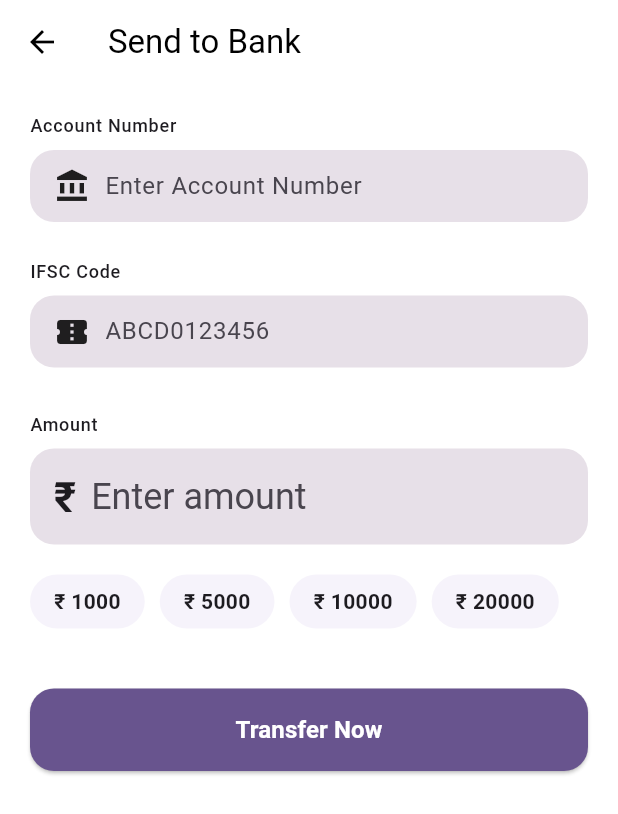
After one commit to raviiikr2/payzz-flutter-app, a Flutter app: the screen it shows once a user with an empty profile is signed in, after a tap on the "account balance" icon, on a phone screen of 412 x 824 dp. The commit adds this screen. Shown: the top 814 px of the screen. Run offline on Flutter 3.47's test engine with Material 3 defaults, Android fonts, the phone set to English and light mode, and no system bars; our stand-ins replace cloud_firestore, firebase_auth, firebase_core; missing offline and left inert: mobile_scanner, razorpay_flutter; accounts and stored records are empty; generated files the repository leaves out were written again.

Commit message:
Completed the work of PAYMENT section

```diff
--- a/lib/app_router.dart
+++ b/lib/app_router.dart
@@ -21,7 +21,7 @@ class AppRouter {
     );
   }
 
-  /// Slide From Bottom
+  // Slide From Bottom
   static Route slideUp(Widget page) {
     return PageRouteBuilder(
       transitionDuration: const Duration(milliseconds: 350),
@@ -41,7 +41,7 @@ class AppRouter {
     );
   }
 
-  /// Fade
+  // Fade
   static Route fade(Widget page) {
     return PageRouteBuilder(
       transitionDuration: const Duration(milliseconds: 300),
@@ -55,7 +55,7 @@ class AppRouter {
     );
   }
 
-  /// Scale
+  // Scale
   static Route scale(Widget page) {
     return PageRouteBuilder(
       transitionDuration: const Duration(milliseconds: 350),
--- a/lib/auth_wrapper.dart
+++ b/lib/auth_wrapper.dart
@@ -1,7 +1,7 @@
 import 'package:flutter/material.dart';
 import 'package:firebase_auth/firebase_auth.dart';
 import 'package:payzz/screens/home_screen.dart';
-import 'screens/login_screen.dart';
+import 'authentication/login_screen.dart';
 
 
 class AuthWrapper extends StatelessWidget {
--- a/lib/screens/login_screen.dart
+++ b/lib/authentication/login_screen.dart
@@ -1,7 +1,7 @@
 import 'package:flutter/material.dart';
 import 'package:firebase_auth/firebase_auth.dart';
 import 'signup_screen.dart';
-import 'home_screen.dart';
+import '../screens/home_screen.dart';
 
 class LoginScreen extends StatefulWidget {
   const LoginScreen({super.key});
@@ -49,7 +49,7 @@ class _LoginScreenState extends State<LoginScreen> {
     return Scaffold(
       backgroundColor: theme.scaffoldBackgroundColor,
       body: AnimatedContainer(
-        duration: const Duration(milliseconds: 300), // smooth transition
+        duration: const Duration(milliseconds: 300),
         padding: const EdgeInsets.all(24),
         child: Column(
           mainAxisAlignment: MainAxisAlignment.center,
--- a/lib/screens/signup_screen.dart
+++ b/lib/authentication/signup_screen.dart
@@ -1,7 +1,7 @@
 import 'package:flutter/material.dart';
 import 'package:firebase_auth/firebase_auth.dart';
 import 'package:cloud_firestore/cloud_firestore.dart';
-import 'home_screen.dart';
+import '../screens/home_screen.dart';
 
 class SignupScreen extends StatefulWidget {
   const SignupScreen({super.key});
--- a/lib/bill_payment/mobile_recharge_screen.dart
+++ b/lib/bill_payment/mobile_recharge_screen.dart
@@ -70,7 +70,7 @@ class _MobileRechargeScreenState extends State<MobileRechargeScreen> {
             const SizedBox(height: 8),
 
             DropdownButtonFormField<String>(
-              value: selectedOperator,
+              initialValue: selectedOperator,
               dropdownColor: Colors.grey[900],
               style: const TextStyle(color: Colors.white),
               decoration: InputDecoration(
--- a/lib/main.dart
+++ b/lib/main.dart
@@ -20,10 +20,9 @@ class PayzzApp extends StatelessWidget {
     return MaterialApp(
       debugShowCheckedModeBanner: false,
 
-      /// 👇 Important Line
       themeMode: ThemeMode.system,
 
-      /// 🌞 Light Theme
+
       theme: ThemeData(
         brightness: Brightness.light,
         scaffoldBackgroundColor: Colors.white,
--- /dev/null
+++ b/lib/payment/send_to_bank_screen.dart
@@ -0,0 +1,228 @@
+import 'package:flutter/material.dart';
+import 'package:payzz/bill_payment/bill_status_screen.dart';
+
+class SendToBankScreen extends StatefulWidget {
+  const SendToBankScreen({super.key});
+
+  @override
+  State<SendToBankScreen> createState() => _SendToBankScreenState();
+}
+
+class _SendToBankScreenState extends State<SendToBankScreen> {
+  final accountController = TextEditingController();
+  final ifscController = TextEditingController();
+  final amountController = TextEditingController();
+
+  bool isValidIfsc(String ifsc) {
+    final regex = RegExp(r'^[A-Z]{4}0[A-Z0-9]{6}$');
+    return regex.hasMatch(ifsc);
+  }
+
+  Future<void> processTransfer() async {
+    final account = accountController.text.trim();
+    final ifsc = ifscController.text.trim().toUpperCase();
+    final amount = double.tryParse(amountController.text.trim());
+
+    if (account.length < 8) {
+      ScaffoldMessenger.of(context).showSnackBar(
+        const SnackBar(content: Text("Invalid Account Number")),
+      );
+      return;
+    }
+
+    if (!isValidIfsc(ifsc)) {
+      ScaffoldMessenger.of(context).showSnackBar(
+        const SnackBar(content: Text("Invalid IFSC Code")),
+      );
+      return;
+    }
+
+    if (amount == null || amount <= 0) {
+      ScaffoldMessenger.of(context).showSnackBar(
+        const SnackBar(content: Text("Enter valid amount")),
+      );
+      return;
+    }
+
+    Navigator.pushReplacement(
+      context,
+      MaterialPageRoute(
+        builder: (_) => BillStatusScreen(
+          amount: amount,
+          type: "Bank Transfer",
+        ),
+      ),
+    );
+  }
+
+  @override
+  Widget build(BuildContext context) {
+    final theme = Theme.of(context);
+
+    return Scaffold(
+      appBar: AppBar(title: const Text("Send to Bank")),
+      body: SingleChildScrollView(
+        padding: const EdgeInsets.all(20),
+        child: Column(
+          crossAxisAlignment: CrossAxisAlignment.start,
+          children: [
+
+            /// 🔹 Account Number
+            Text("Account Number", style: theme.textTheme.labelMedium),
+            const SizedBox(height: 8),
+
+            Container(
+              padding: const EdgeInsets.symmetric(horizontal: 16),
+              decoration: BoxDecoration(
+                color: theme.colorScheme.surfaceContainerHighest,
+                borderRadius: BorderRadius.circular(16),
+              ),
+              child: Row(
+                children: [
+                  const Icon(Icons.account_balance),
+                  const SizedBox(width: 10),
+                  Expanded(
+                    child: TextField(
+                      controller: accountController,
+                      keyboardType: TextInputType.number,
+                      decoration: const InputDecoration(
+                        hintText: "Enter Account Number",
+                        border: InputBorder.none,
+                      ),
+                    ),
+                  ),
+                ],
+              ),
+            ),
+
+            const SizedBox(height: 25),
+
+            /// 🔹 IFSC
+            Text("IFSC Code", style: theme.textTheme.labelMedium),
+            const SizedBox(height: 8),
+
+            Container(
+              padding: const EdgeInsets.symmetric(horizontal: 16),
+              decoration: BoxDecoration(
+                color: theme.colorScheme.surfaceContainerHighest,
+                borderRadius: BorderRadius.circular(16),
+              ),
+              child: Row(
+                children: [
+                  const Icon(Icons.confirmation_number),
+                  const SizedBox(width: 10),
+                  Expanded(
+                    child: TextField(
+                      controller: ifscController,
+                      textCapitalization: TextCapitalization.characters,
+                      decoration: const InputDecoration(
+                        hintText: "ABCD0123456",
+                        border: InputBorder.none,
+                      ),
+                      onChanged: (_) => setState(() {}),
+                    ),
+                  ),
+                  if (isValidIfsc(ifscController.text.toUpperCase()))
+                    const Icon(Icons.check_circle, color: Colors.green),
+                ],
+              ),
+            ),
+
+            const SizedBox(height: 30),
+
+            /// 🔹 Amount
+            Text("Amount", style: theme.textTheme.labelMedium),
+            const SizedBox(height: 8),
+
+            Container(
+              padding: const EdgeInsets.symmetric(horizontal: 16, vertical: 8),
+              decoration: BoxDecoration(
+                color: theme.colorScheme.surfaceContainerHighest,
+                borderRadius: BorderRadius.circular(16),
+              ),
+              child: Row(
+                children: [
+                  Text(
+                    "₹",
+                    style: theme.textTheme.headlineMedium
+                        ?.copyWith(fontWeight: FontWeight.bold),
+                  ),
+                  const SizedBox(width: 10),
+                  Expanded(
+                    child: TextField(
+                      controller: amountController,
+                      keyboardType: TextInputType.number,
+                      style: theme.textTheme.headlineSmall,
+                      decoration: const InputDecoration(
+                        hintText: "Enter amount",
+                        border: InputBorder.none,
+                      ),
+                    ),
+                  ),
+                ],
+              ),
+            ),
+
+            const SizedBox(height: 20),
+
+            /// Quick Amount Chips
+            Wrap(
+              spacing: 10,
+              children: [
+                _amountChip(1000),
+                _amountChip(5000),
+                _amountChip(10000),
+                _amountChip(20000),
+              ],
+            ),
+
+            const SizedBox(height: 40),
+
+            /// 🔹 Transfer Button
+            SizedBox(
+              width: double.infinity,
+              height: 55,
+              child: ElevatedButton(
+                style: ElevatedButton.styleFrom(
+                  backgroundColor: theme.colorScheme.primary,
+                  shape: RoundedRectangleBorder(
+                    borderRadius: BorderRadius.circular(16),
+                  ),
+                ),
+                onPressed: processTransfer,
+                child: Text(
+                  "Transfer Now",
+                  style: TextStyle(
+                    fontSize: 16,
+                    fontWeight: FontWeight.bold,
+                    color: theme.colorScheme.onPrimary,
+                  ),
+                ),
+              ),
+            ),
+          ],
+        ),
+      ),
+    );
+  }
+
+  Widget _amountChip(int amount) {
+    return GestureDetector(
+      onTap: () {
+        amountController.text = amount.toString();
+      },
+      child: Container(
+        padding:
+            const EdgeInsets.symmetric(horizontal: 16, vertical: 8),
+        decoration: BoxDecoration(
+          color: Colors.deepPurple.withAlpha(15),
+          borderRadius: BorderRadius.circular(20),
+        ),
+        child: Text(
+          "₹ $amount",
+          style: const TextStyle(fontWeight: FontWeight.w600),
+        ),
+      ),
+    );
+  }
+}
--- a/lib/screens/dashboard_screen.dart
+++ b/lib/screens/dashboard_screen.dart
@@ -243,7 +243,7 @@ StreamBuilder<DocumentSnapshot>(
     );
   }
 
-  /// Modern Action Button
+  // Modern Action Button
   static Widget _modernActionButton({
     required IconData icon,
     required String label,
@@ -257,7 +257,7 @@ StreamBuilder<DocumentSnapshot>(
           Container(
             padding: const EdgeInsets.all(18),
             decoration: BoxDecoration(
-              color: color.withOpacity(0.15),
+              color: color.withAlpha(15),
               shape: BoxShape.circle,
             ),
             child: Icon(icon, color: color, size: 28),
--- a/lib/screens/wallet_screen.dart
+++ b/lib/screens/wallet_screen.dart
@@ -3,6 +3,8 @@ import 'package:firebase_auth/firebase_auth.dart';
 import 'package:cloud_firestore/cloud_firestore.dart';
 import 'package:payzz/bill_payment/credit_card_bill_screen.dart';
 import 'package:payzz/bill_payment/electricity_bill_screen.dart';
+import 'package:payzz/payment/pay_to_upi_screen.dart';
+import 'package:payzz/payment/send_to_bank_screen.dart';
 import 'add_money_screen.dart';
 import 'scan_qr_screen.dart';
 import 'wallet_details_screen.dart';
@@ -75,7 +77,7 @@ class _WalletScreenState extends State<WalletScreen> {
                     "Welcome, $name",
                     style: TextStyle(
                       fontSize: 18,
-                      color: theme.colorScheme.onBackground,
+                      color: theme.colorScheme.onSurface,
                     ),
                   ),
 
@@ -106,8 +108,8 @@ class _WalletScreenState extends State<WalletScreen> {
                             Text(
                               "Wallet Balance",
                               style: TextStyle(
-                                color: theme.colorScheme.onPrimary
-                                    .withOpacity(0.85),
+                                color: Colors.white
+                                    ,
                               ),
                             ),
                             IconButton(
@@ -122,7 +124,7 @@ class _WalletScreenState extends State<WalletScreen> {
                                     ? Icons.visibility
                                     : Icons.visibility_off,
                                 color:
-                                    theme.colorScheme.onPrimary,
+                                    Colors.white,
                               ),
                             ),
                           ],
@@ -142,8 +144,7 @@ class _WalletScreenState extends State<WalletScreen> {
                                 fontSize: 30,
                                 fontWeight:
                                     FontWeight.bold,
-                                color: theme
-                                    .colorScheme.onPrimary,
+                                color: Colors.white,
                               ),
                             ),
 
@@ -211,8 +212,12 @@ class _WalletScreenState extends State<WalletScreen> {
                             .account_balance_wallet_outlined,
                         label: "Pay UPI",
                         onTap: () {
-                          _comingSoon(context,
-                              "Pay to UPI ID");
+                           Navigator.of(context).push(
+                            AppRouter.scale(
+                              const PayToUpiScreen(),
+                            ),
+                          );
+
                         },
                       ),
                       _actionButton(
@@ -221,8 +226,11 @@ class _WalletScreenState extends State<WalletScreen> {
                             Icons.account_balance,
                         label: "Bank",
                         onTap: () {
-                          _comingSoon(context,
-                              "Send to Bank");
+                           Navigator.of(context).push(
+                            AppRouter.scale(
+                              const SendToBankScreen(),
+                            ),
+                          );
                         },
                       ),
                       _actionButton(
@@ -356,7 +364,7 @@ class _WalletScreenState extends State<WalletScreen> {
             style: TextStyle(
               color: theme.colorScheme
                   .onSurface
-                  .withAlpha(80),
+                  ,
               fontSize: 11,
             ),
           ),
```
Also changed, not shown: lib/bill_payment/bill_status_screen.dart (+63 -68 lines), lib/payment/pay_to_upi_screen.dart (added, +200 -0 lines).
